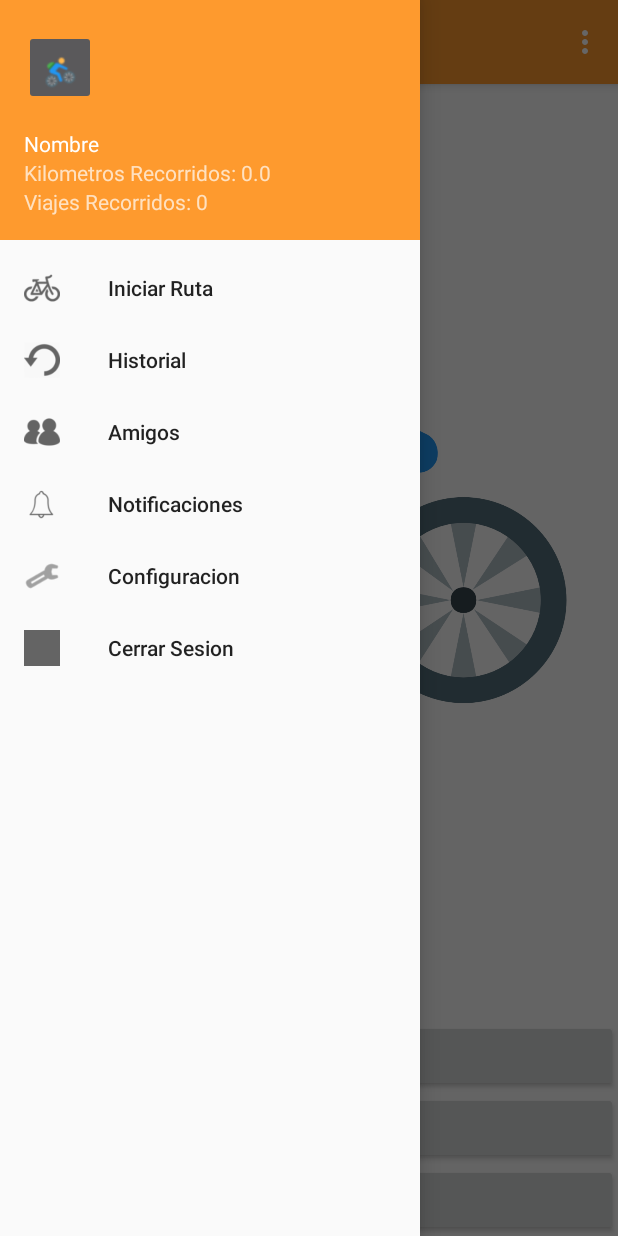
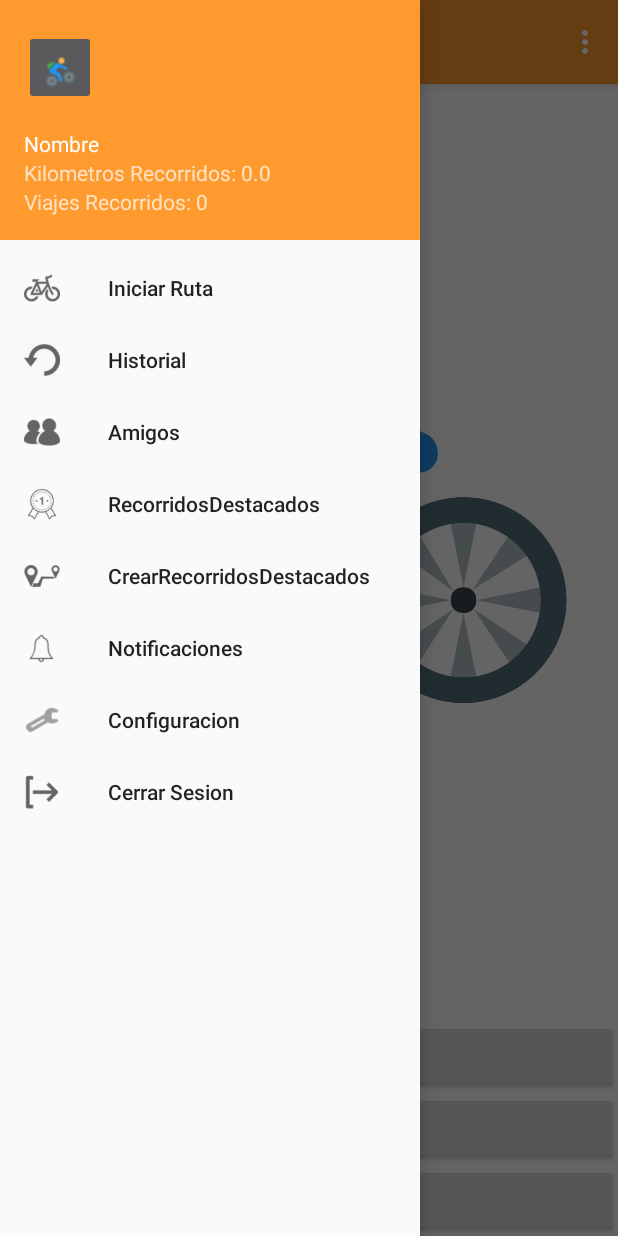
Before and after one commit to PUJCompMovM1730/BikeTrip, an Android app: the screen it shows after launch once a user with an empty profile is signed in (MenuPrincipal), with the side drawer open, on a phone screen of 412 x 824 dp. Run offline under Robolectric (Android 15) with nearby library versions, the phone set to English and light mode, and no system bars; our stand-ins replace Firebase (no records; nobody signed in at launch, a user with empty details on screens opened directly); libraries missing offline, so code that uses them is left out: com.facebook, com.facebook.login, com.firebase.ui; pictures from the network do not load; 5 statements that could not run were skipped.

Commit message:
Adicion opciones para el usuario empresa

```diff
--- a/Proyecto/Source/BikeTrip/app/src/main/res/menu/activity_menu_principal_drawer.xml
+++ b/Proyecto/Source/BikeTrip/app/src/main/res/menu/activity_menu_principal_drawer.xml
@@ -14,6 +14,18 @@
             android:id="@+id/nav_Amigos"
             android:icon="@drawable/friends_icon"
             android:title="@string/Amigos" />
+
+        <item
+            android:id="@+id/nav_RecorridosDestacados"
+            android:icon="@drawable/destacado"
+            android:title="@string/RecorridosDestacados" />
+
+        <item
+            android:id="@+id/nav_CrearRecorridosDestacados"
+            android:icon="@drawable/crear_destacado"
+            android:title="@string/CrearRecorridosDestacados" />
+
+
         <item
             android:id="@+id/nav_Notificaciones"
             android:icon="@drawable/notifications_icon"
--- a/Proyecto/Source/BikeTrip/app/src/main/res/values/strings.xml
+++ b/Proyecto/Source/BikeTrip/app/src/main/res/values/strings.xml
@@ -36,6 +36,8 @@
     <string name="Amigos">Amigos</string>
     <string name="Notificaciones">Notificaciones</string>
     <string name="Configuracion">Configuracion</string>
+    <string name="RecorridosDestacados">RecorridosDestacados</string>
+    <string name="CrearRecorridosDestacados">CrearRecorridosDestacados</string>
     <string name="CerrarSesion">Cerrar Sesion</string>
 
 
```
Also changed, not shown: Proyecto/Source/BikeTrip/app/src/main/java/entidades/DownloadImage.java (line endings or trailing spaces), Proyecto/Source/BikeTrip/app/src/main/res/drawable/crear_destacado.png (added), Proyecto/Source/BikeTrip/app/src/main/res/drawable/destacado.png (added), Proyecto/Source/BikeTrip/app/src/main/res/drawable/logout_icon.png.
